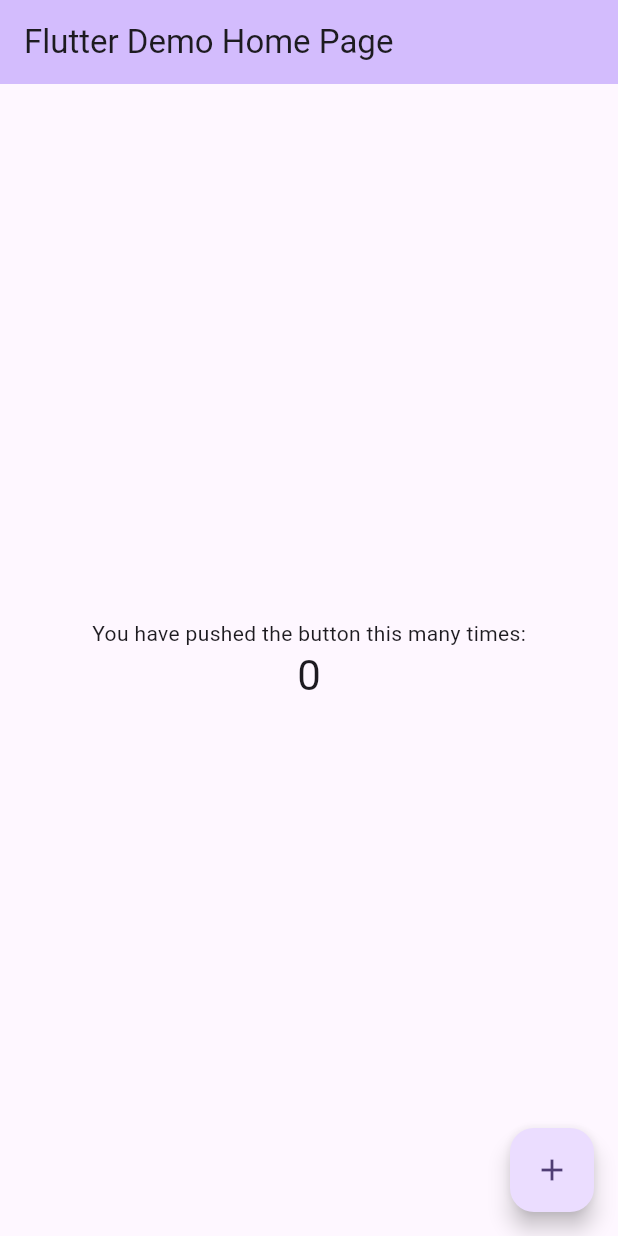
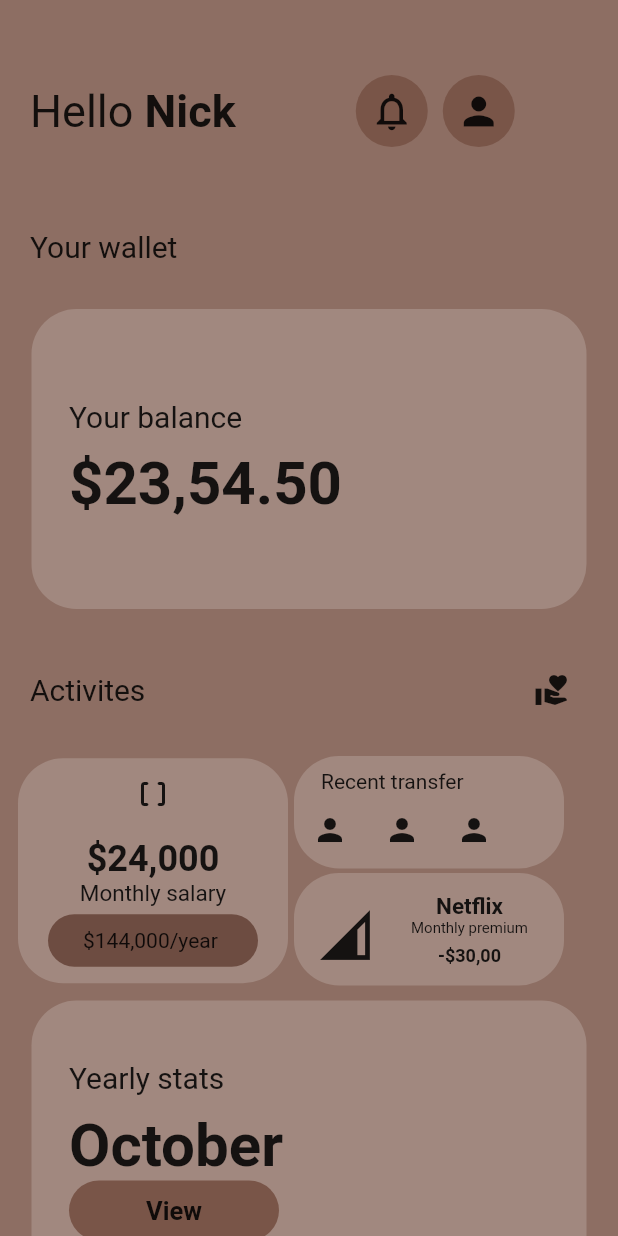
Before and after one commit to Karlo11111/dribble_banking_app_recreation_ui, a Flutter app: the screen it shows after launch, on a phone screen of 412 x 824 dp. Run offline on Flutter 3.47's test engine with Material 2 defaults, Android fonts, the phone set to English and light mode, and no system bars; missing offline and left inert: dart:ffi.

Commit message:
Recreated the design from Dribble
this is the original design: https://dribbble.com/shots/22759927-Banking-Application

```diff
--- a/lib/main.dart
+++ b/lib/main.dart
@@ -1,125 +1,18 @@
+import 'package:dribble_banking_app_recreation_ui/pages/home_page.dart';
 import 'package:flutter/material.dart';
 
 void main() {
   runApp(const MyApp());
 }
-
 class MyApp extends StatelessWidget {
   const MyApp({super.key});
 
-  // This widget is the root of your application.
   @override
   Widget build(BuildContext context) {
     return MaterialApp(
-      title: 'Flutter Demo',
-      theme: ThemeData(
-        // This is the theme of your application.
-        //
-        // TRY THIS: Try running your application with "flutter run". You'll see
-        // the application has a blue toolbar. Then, without quitting the app,
-        // try changing the seedColor in the colorScheme below to Colors.green
-        // and then invoke "hot reload" (save your changes or press the "hot
-        // reload" button in a Flutter-supported IDE, or press "r" if you used
-        // the command line to start the app).
-        //
-        // Notice that the counter didn't reset back to zero; the application
-        // state is not lost during the reload. To reset the state, use hot
-        // restart instead.
-        //
-        // This works for code too, not just values: Most code changes can be
-        // tested with just a hot reload.
-        colorScheme: ColorScheme.fromSeed(seedColor: Colors.deepPurple),
-        useMaterial3: true,
-      ),
-      home: const MyHomePage(title: 'Flutter Demo Home Page'),
+      debugShowCheckedModeBanner: false,
+      home: HomePage(),
+      darkTheme: ThemeData(brightness: Brightness.dark),
     );
   }
 }
-
-class MyHomePage extends StatefulWidget {
-  const MyHomePage({super.key, required this.title});
-
-  // This widget is the home page of your application. It is stateful, meaning
-  // that it has a State object (defined below) that contains fields that affect
-  // how it looks.
-
-  // This class is the configuration for the state. It holds the values (in this
-  // case the title) provided by the parent (in this case the App widget) and
-  // used by the build method of the State. Fields in a Widget subclass are
-  // always marked "final".
-
-  final String title;
-
-  @override
-  State<MyHomePage> createState() => _MyHomePageState();
-}
-
-class _MyHomePageState extends State<MyHomePage> {
-  int _counter = 0;
-
-  void _incrementCounter() {
-    setState(() {
-      // This call to setState tells the Flutter framework that something has
-      // changed in this State, which causes it to rerun the build method below
-      // so that the display can reflect the updated values. If we changed
-      // _counter without calling setState(), then the build method would not be
-      // called again, and so nothing would appear to happen.
-      _counter++;
-    });
-  }
-
-  @override
-  Widget build(BuildContext context) {
-    // This method is rerun every time setState is called, for instance as done
-    // by the _incrementCounter method above.
-    //
-    // The Flutter framework has been optimized to make rerunning build methods
-    // fast, so that you can just rebuild anything that needs updating rather
-    // than having to individually change instances of widgets.
-    return Scaffold(
-      appBar: AppBar(
-        // TRY THIS: Try changing the color here to a specific color (to
-        // Colors.amber, perhaps?) and trigger a hot reload to see the AppBar
-        // change color while the other colors stay the same.
-        backgroundColor: Theme.of(context).colorScheme.inversePrimary,
-        // Here we take the value from the MyHomePage object that was created by
-        // the App.build method, and use it to set our appbar title.
-        title: Text(widget.title),
-      ),
-      body: Center(
-        // Center is a layout widget. It takes a single child and positions it
-        // in the middle of the parent.
-        child: Column(
-          // Column is also a layout widget. It takes a list of children and
-          // arranges them vertically. By default, it sizes itself to fit its
-          // children horizontally, and tries to be as tall as its parent.
-          //
-          // Column has various properties to control how it sizes itself and
-          // how it positions its children. Here we use mainAxisAlignment to
-          // center the children vertically; the main axis here is the vertical
-          // axis because Columns are vertical (the cross axis would be
-          // horizontal).
-          //
-          // TRY THIS: Invoke "debug painting" (choose the "Toggle Debug Paint"
-          // action in the IDE, or press "p" in the console), to see the
-          // wireframe for each widget.
-          mainAxisAlignment: MainAxisAlignment.center,
-          children: <Widget>[
-            const Text(
-              'You have pushed the button this many times:',
-            ),
-            Text(
-              '$_counter',
-              style: Theme.of(context).textTheme.headlineMedium,
-            ),
-          ],
-        ),
-      ),
-      floatingActionButton: FloatingActionButton(
-        onPressed: _incrementCounter,
-        tooltip: 'Increment',
-        child: const Icon(Icons.add),
-      ), // This trailing comma makes auto-formatting nicer for build methods.
-    );
-  }
-}
--- /dev/null
+++ b/lib/pages/home_page.dart
@@ -0,0 +1,265 @@
+import 'dart:ffi';
+
+import 'package:flutter/material.dart';
+
+class HomePage extends StatelessWidget {
+  const HomePage({super.key});
+
+  void _notificationIconPress(){
+
+  }
+  void _activitiesIconButton(){
+
+  }
+  @override
+  Widget build(BuildContext context) {
+    return Scaffold(
+      backgroundColor: Colors.brown.shade400,
+      //body of the page
+      body: SafeArea(
+        child: SingleChildScrollView(
+          child: Column(
+            children: [
+              const SizedBox(height: 30,),
+            //hello nick text and icons
+            Padding(
+              padding: const EdgeInsets.all(20.0),
+              child: Row(
+                children: [
+                  const Text("Hello ", style: TextStyle(fontSize: 30),),
+                  const Text("Nick", style: TextStyle(fontWeight: FontWeight.bold, fontSize: 30),),
+                  const SizedBox(width: 80,),
+                  //notification icon
+                  Container(
+                    decoration: BoxDecoration(
+                      color: Colors.brown.shade500,
+                      borderRadius: BorderRadius.circular(30)
+                    ),
+                    child: IconButton(
+                      iconSize: 30,
+                      onPressed: _notificationIconPress,
+                      icon: const Icon(Icons.notifications_outlined),
+                    )
+                  ),
+                  const SizedBox(width: 10,),
+                  //profile icon
+                  Container(
+                    decoration: BoxDecoration(
+                      color: Colors.brown.shade500,
+                      borderRadius: BorderRadius.circular(30)
+                    ),
+                    child: IconButton(
+                      iconSize: 30,
+                      onPressed: _notificationIconPress,
+                      icon: const Icon(Icons.person)
+                    )
+                  )
+                ],
+              ),
+            ),
+
+            const SizedBox(height: 15),
+
+            //your wallet text
+            const Padding(
+              padding: EdgeInsets.all(20.0),
+              child: Align(
+                alignment: Alignment.topLeft,
+                child: Text("Your wallet", style: TextStyle(fontSize: 20),)
+              ),
+            ),
+
+            const SizedBox(height: 10),
+            //container with balance
+            Container(
+              height: 200,
+              width: 370,
+              decoration: BoxDecoration(
+                      color: Colors.brown.shade300,
+                      borderRadius: BorderRadius.circular(30)
+                    ),
+                    child: const Column(
+                      crossAxisAlignment: CrossAxisAlignment.start,
+                      mainAxisAlignment: MainAxisAlignment.center,
+                      children: [
+                        Padding(
+                          padding: EdgeInsets.only(left: 25.0),
+                          child: Text("Your balance", style: TextStyle(fontSize: 20),),
+                        ),
+                        SizedBox(height: 10),
+                        Padding(
+                          padding: EdgeInsets.only(left: 25.0),
+                          child: Text("\$23,54.50", style: TextStyle(fontSize: 40, fontWeight: FontWeight.bold),),
+                        )
+                      ],
+                    ),
+            ),
+            const SizedBox(height: 10),
+            //activities text and icon
+             Row(
+              mainAxisAlignment: MainAxisAlignment.spaceBetween,
+              children: [
+                const Padding(
+                  padding: EdgeInsets.all(20.0),
+                  child: Text("Activites", style: TextStyle(fontSize: 20)),
+                ),
+                Padding(
+                  padding: EdgeInsets.all(20.0),
+                  child: IconButton(onPressed: _activitiesIconButton, icon: Icon(Icons.volunteer_activism))
+                )
+              ],
+            ),
+
+
+            //other containers
+            Row(
+              children: [
+                Padding(
+                  padding: const EdgeInsets.only(left: 12.0),
+                  child: Container(
+                    height: 150,
+                    width: 180,
+                    decoration: BoxDecoration(
+                        color: Colors.brown.shade300,
+                        borderRadius: BorderRadius.circular(30)
+                      ),
+                    child: Column(
+                        children: [
+                        IconButton(onPressed: _notificationIconPress, icon: Icon(Icons.data_array_rounded)),
+                        const SizedBox(height: 5,),
+                        const Text("\$24,000", style: TextStyle(fontSize: 24, fontWeight: FontWeight.bold)),
+                        const Text("Monthly salary", style: TextStyle(fontSize: 15)),
+                        const SizedBox(height: 5,),
+                        Container(
+                          width: 140,
+                          height: 35,
+                          decoration: BoxDecoration(
+                            color: Colors.brown.shade600,
+                            borderRadius: BorderRadius.circular(30)
+                          ),
+                          child: const Center(
+                            child: Padding(
+                              padding: const EdgeInsets.all(8.0),
+                              child: Text("\$144,000/year "),
+                            ),
+                          ),
+                        )
+                      ],
+                    ),
+                  ),
+                ),
+                const SizedBox(width: 4,),
+                //the right containers
+                Column(
+                  children: [
+                    //up container
+                    Container(
+                      height: 75,
+                      width: 180,
+                      decoration: BoxDecoration(
+                        color: Colors.brown.shade300,
+                        borderRadius: BorderRadius.circular(30)
+                      ),
+                      child: Column(
+                        mainAxisAlignment: MainAxisAlignment. start,
+                        crossAxisAlignment: CrossAxisAlignment.start,
+                        children: [
+                          const Padding(
+                            padding: EdgeInsets.only(left:18.0, top: 9),
+                            child: Text("Recent transfer"),
+                          ),
+                          Row(
+                            crossAxisAlignment: CrossAxisAlignment.start,
+                            children: [
+                              IconButton(onPressed: _notificationIconPress, icon: Icon(Icons.person)),
+                              IconButton(onPressed: _notificationIconPress, icon: Icon(Icons.person)),
+                              IconButton(onPressed: _notificationIconPress, icon: Icon(Icons.person)),
+                            ],
+                          ),
+
+                        ],
+                      ),
+                    ),
+                    const SizedBox(height: 3,),
+
+                    //down container
+                    Container(
+                      height: 75,
+                      width: 180,
+                      decoration: BoxDecoration(
+                        color: Colors.brown.shade300,
+                        borderRadius: BorderRadius.circular(30)
+                      ),
+                      child: Row(
+                        mainAxisAlignment: MainAxisAlignment.spaceEvenly,
+                        children: [
+                          IconButton(onPressed: _notificationIconPress, icon: Icon(Icons.network_cell, size: 40,)),
+                          SizedBox(width: 12,),
+                          const Column(
+                            mainAxisAlignment: MainAxisAlignment.center,
+                            children: [
+                              Text("Netflix", style: TextStyle(fontWeight: FontWeight.bold, fontSize: 15),),
+                              Text("Monthly premium", style: TextStyle(fontSize: 10),),
+                              const SizedBox(height: 5),
+                              Text("-\$30,00", style: TextStyle(fontSize: 12,fontWeight: FontWeight.bold),),
+                            ],
+
+                          ),
+                          SizedBox(width: 12,),
+                        ],
+                      ),
+                    )
+                  ],
+                )
+              ],
+            ),
+            SizedBox(height: 10,),
+            Container(
+              height: 200,
+              width: 370,
+              decoration: BoxDecoration(
+                      color: Colors.brown.shade300,
+                      borderRadius: BorderRadius.circular(30)
+                    ),
+                    child: Column(
+                      crossAxisAlignment: CrossAxisAlignment.start,
+                      mainAxisAlignment: MainAxisAlignment.center,
+                      children: [
+                        const Padding(
+                          padding: EdgeInsets.only(left: 25.0),
+                          child: Text("Yearly stats", style: TextStyle(fontSize: 20),),
+                        ),
+                        const SizedBox(height: 10),
+                        const Padding(
+                          padding: EdgeInsets.only(left: 25.0),
+                          child: Text("October", style: TextStyle(fontSize: 40, fontWeight: FontWeight.bold),),
+                        ),
+                        Padding(
+                          padding: EdgeInsets.only(left: 25.0),
+                          child: Container(
+                            width: 140,
+                            height: 40,
+                            decoration: BoxDecoration(
+                              color: Colors.brown.shade500,
+                              borderRadius: BorderRadius.circular(30)
+                            ),
+                            child: const Align(
+                              alignment: Alignment.center,
+                              child: Padding(
+                                padding: EdgeInsets.all(10.0),
+                                child: Text("View", style: TextStyle(fontSize: 17, fontWeight: FontWeight.bold),),
+                              ),
+                            ),
+                          )
+                        )
+                      ],
+                    ),
+            ),
+          ],
+
+          ),
+        ),
+      ),
+    );
+  }
+}
```
